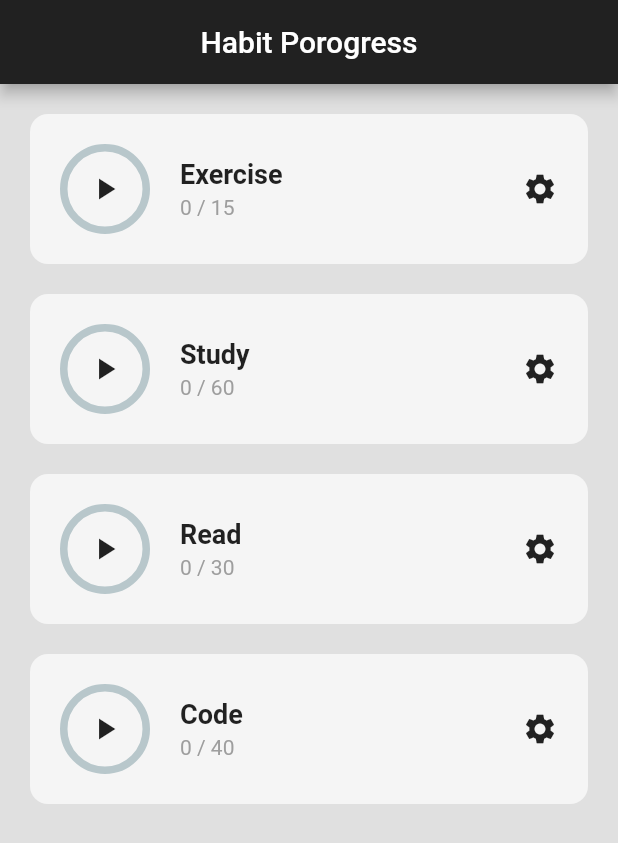
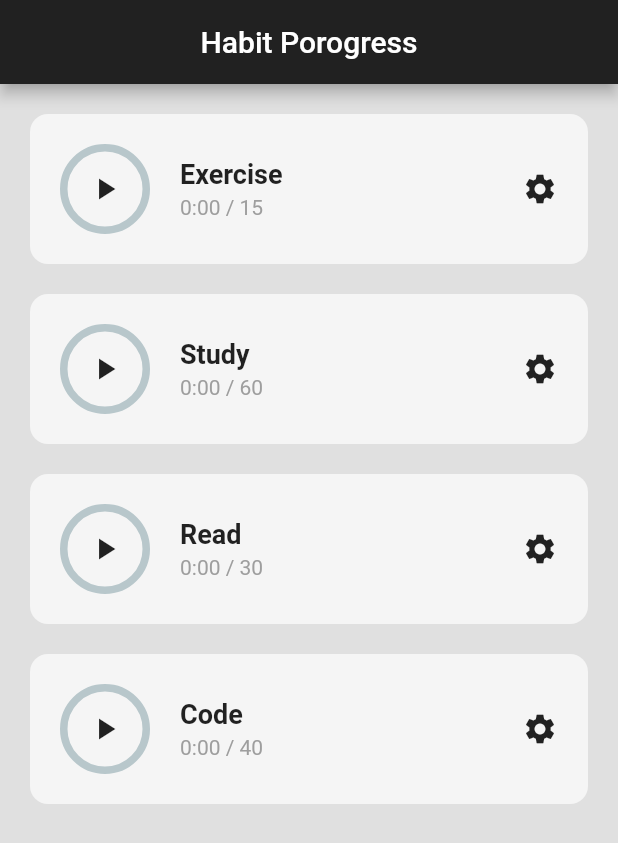
Before and after one commit to Tulio-Rangel/habit_tracker, a Flutter app: the screen it shows after launch, on a phone screen of 412 x 824 dp. Shown: the top 843 px of the screen. Run offline on Flutter 3.47's test engine with Material 2 defaults, Android fonts, the phone set to English and light mode, and no system bars; drawn by our look-alikes of percent_indicator.

```diff
--- a/lib/utils/habit_tile.dart
+++ b/lib/utils/habit_tile.dart
@@ -19,6 +19,24 @@ class HabitTile extends StatelessWidget {
       required this.timeSpent,
       required this.timeGoal,
       required this.habitStarted});
+
+  // Convert second into min:sec -> e.g. 62 seconsed = 1:02 min
+  String formatToMinSec(int totalSeconds) {
+    String secs = (totalSeconds % 60).toString();
+    String mins = (totalSeconds / 60).toStringAsFixed(1);
+
+    // If secs is a 1 digit number, place 0 infront of it
+    if (secs.length == 1) {
+      secs = '0$secs';
+    }
+
+    // If mins is a 1 digit number
+    if (mins[1] == '.') {
+      mins = mins.substring(0, 1);
+    }
+
+    return '$mins:$secs';
+  }
 
   @override
   Widget build(BuildContext context) {
@@ -71,7 +89,7 @@ class HabitTile extends StatelessWidget {
 
                     // Progress
                     Text(
-                      '$timeSpent / $timeGoal',
+                      '${formatToMinSec(timeSpent)} / $timeGoal',
                       style: TextStyle(color: Colors.grey),
                     )
                   ],
```
